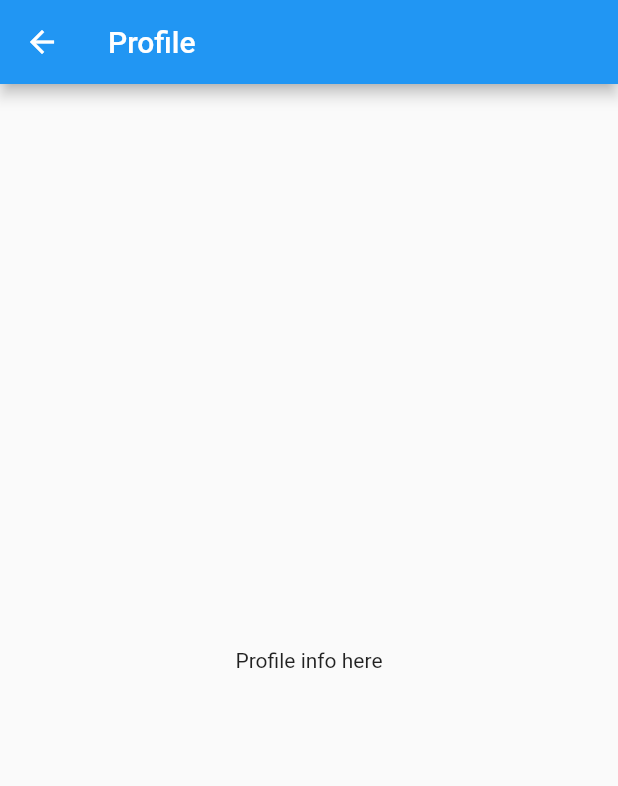
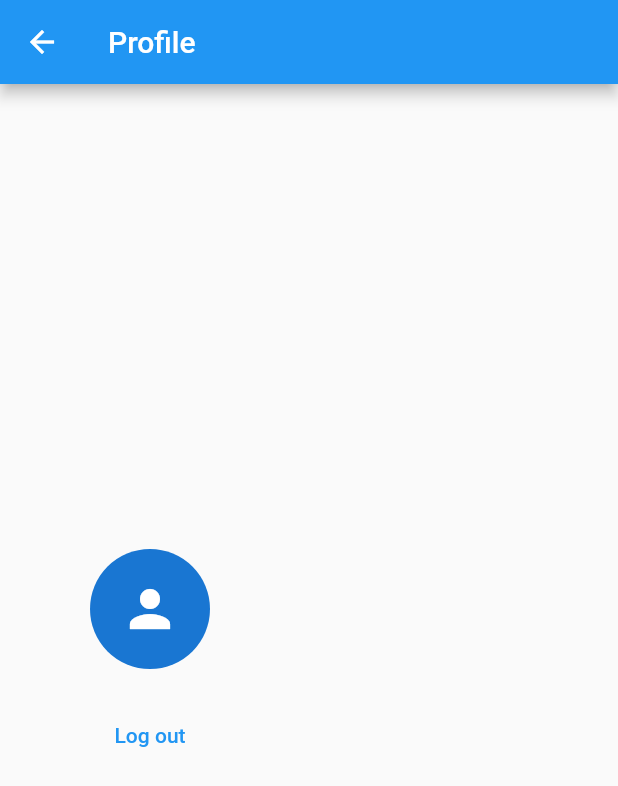
Before and after one commit to hoangm960/Station_energy_automatic, a Flutter app: the ProfileScreen screen opened by its route, on a phone screen of 412 x 824 dp. Shown: the top 786 px of the screen. Run offline on Flutter 3.47's test engine with Material 2 defaults, Android fonts, the phone set to English and light mode, and no system bars; our stand-ins replace cached_network_image, syncfusion_flutter_charts; missing offline and left inert: crypt, latlng, map, mysql1, webview_windows; generated files the repository leaves out were written again.

Commit message:
added log out

```diff
--- a/lib/src/screens/login_page/login_page.dart
+++ b/lib/src/screens/login_page/login_page.dart
@@ -1,10 +1,6 @@
 import 'package:flutter/material.dart';
-import 'package:mysql1/mysql1.dart';
-import 'package:ocean_station_auto/src/screens/home/home_page.dart';
 import 'package:ocean_station_auto/src/screens/login_page/components/signIn.dart';
 import 'package:ocean_station_auto/src/screens/login_page/components/signUp.dart';
-import 'package:ocean_station_auto/src/utils/connectDb.dart';
-import 'package:ocean_station_auto/src/utils/hashPw.dart';
 
 class LoginPage extends StatefulWidget {
   static const routeName = '/login';
--- a/lib/src/screens/profile_page.dart
+++ b/lib/src/screens/profile_page.dart
@@ -1,4 +1,5 @@
 import 'package:flutter/material.dart';
+import 'package:ocean_station_auto/src/screens/login_page/login_page.dart';
 
 class ProfileScreen extends StatelessWidget {
   const ProfileScreen({Key? key}) : super(key: key);
@@ -9,7 +10,23 @@ class ProfileScreen extends StatelessWidget {
   Widget build(BuildContext context) {
     return Scaffold(
       appBar: AppBar(title: const Text('Profile')),
-      body: const Center(child: Text('Profile info here'),),
+      body: Container(
+        padding: EdgeInsetsDirectional.all(60.0),
+        child: Column(
+          mainAxisAlignment: MainAxisAlignment.center,
+          crossAxisAlignment: CrossAxisAlignment.center,
+          children: [
+            const CircleAvatar(
+              radius: 40.0,
+              child: Icon(
+                Icons.person,
+                size: 40.0,
+              )),
+            const SizedBox(height: 20.0,),
+            TextButton(onPressed: () => Navigator.pushNamedAndRemoveUntil(context, LoginPage.routeName, (route) => false), child: const Text('Log out'))
+          ],
+        ),
+      ),
     );
   }
 }
--- a/pubspec.yaml
+++ b/pubspec.yaml
@@ -19,6 +19,7 @@ dependencies:
   intl: ^0.17.0
   map: ^1.0.0
   mysql1: ^0.19.2
+  shared_preferences: ^2.0.11
   syncfusion_flutter_charts: ^19.3.57
   webview_windows: ^0.1.0
 
```
Also changed, not shown: lib/src/models/user.dart (added), pubspec.lock.
